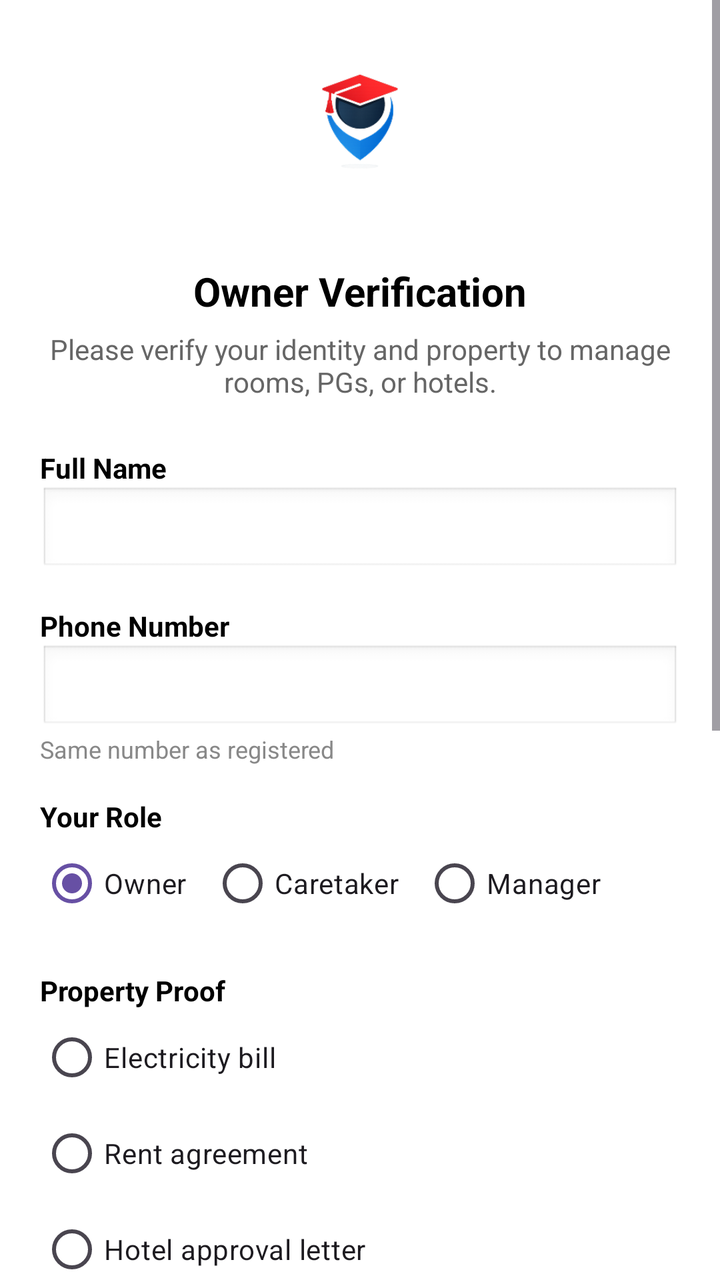
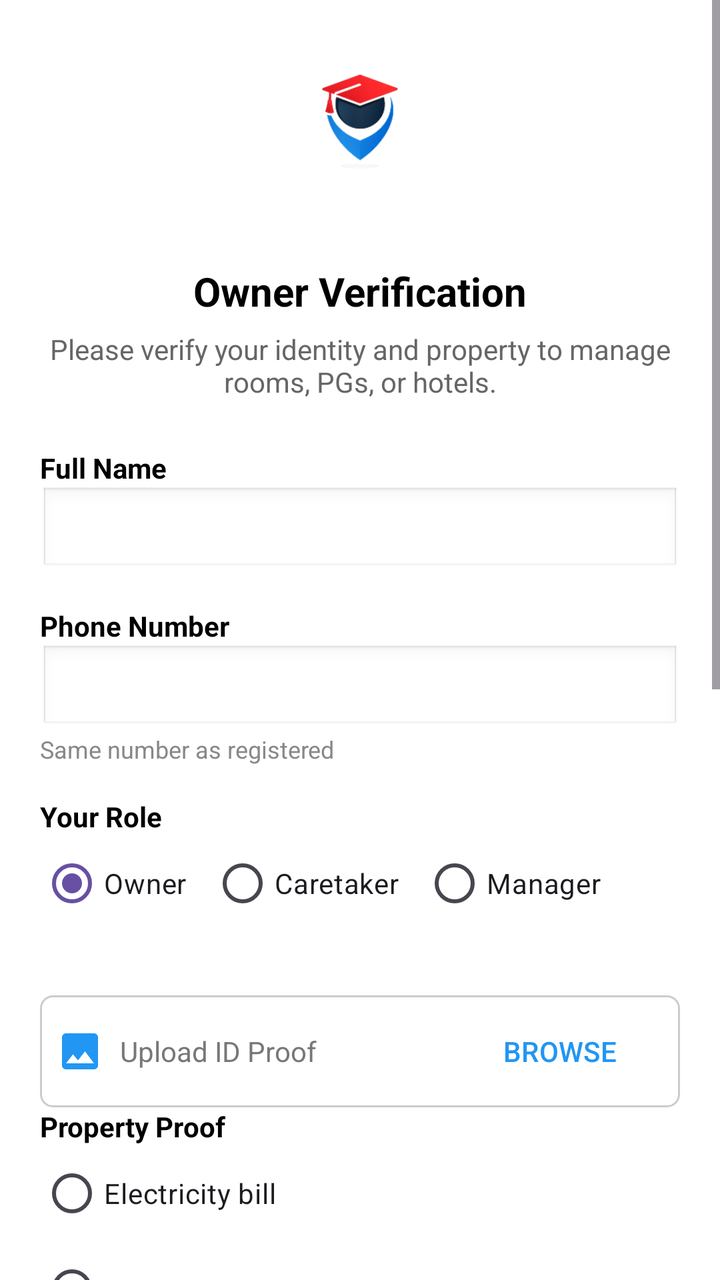

The first picture is an Android layout as it rendered before a commit; the second is the same layout after the commit. The layout source and the unified diff follow.
<!-- AndroidManifest.xml: application theme Theme.CampusSaathi -->
<!-- res/layout/activity_owner_verification.xml -->
<?xml version="1.0" encoding="utf-8"?>
<ScrollView xmlns:android="http://schemas.android.com/apk/res/android"
    android:layout_width="match_parent"
    android:layout_height="match_parent"
    android:background="#FFFFFF">

    <LinearLayout
        android:layout_width="match_parent"
        android:layout_height="wrap_content"
        android:orientation="vertical"
        android:padding="20dp">

        
        <ImageView
            android:layout_width="100dp"
            android:layout_height="100dp"
            android:layout_gravity="center"
            android:src="@drawable/campus_logo" />

        
        <TextView
            android:layout_width="wrap_content"
            android:layout_height="wrap_content"
            android:text="@string/owner_verification"
            android:textSize="20sp"
            android:textStyle="bold"
            android:textColor="#000000"
            android:layout_gravity="center"
            android:layout_marginTop="12dp" />

        
        <TextView
            android:layout_width="match_parent"
            android:layout_height="wrap_content"
            android:text="@string/owner_verification_subtitle"
            android:textSize="14sp"
            android:textColor="#666666"
            android:gravity="center"
            android:layout_marginTop="6dp"
            android:layout_marginBottom="24dp" />

        
        <LinearLayout
            android:id="@+id/layoutCommonVerification"
            android:layout_width="match_parent"
            android:layout_height="wrap_content"
            android:orientation="vertical">

            <TextView
                android:layout_width="wrap_content"
                android:layout_height="wrap_content"
                android:text="@string/full_name"
                android:textStyle="bold"
                android:textColor="#000000" />

            <EditText
                android:id="@+id/etFullName"
                android:layout_width="match_parent"
                android:layout_height="44dp"
                android:background="@android:drawable/edit_text"
                android:layout_marginBottom="16dp" />

            <TextView
                android:layout_width="wrap_content"
                android:layout_height="wrap_content"
                android:text="@string/phone_number"
                android:textStyle="bold"
                android:textColor="#000000" />

            <EditText
                android:id="@+id/etPhone"
                android:layout_width="match_parent"
                android:layout_height="44dp"
                android:inputType="phone"
                android:background="@android:drawable/edit_text" />

            <TextView
                android:layout_width="wrap_content"
                android:layout_height="wrap_content"
                android:text="@string/same_number"
                android:textSize="12sp"
                android:textColor="#888888"
                android:layout_marginBottom="16dp" />

            <TextView
                android:layout_width="wrap_content"
                android:layout_height="wrap_content"
                android:text="@string/your_role"
                android:textStyle="bold"
                android:textColor="#000000" />

            <RadioGroup
                android:id="@+id/rgRole"
                android:layout_width="wrap_content"
                android:layout_height="wrap_content"
                android:orientation="horizontal"
                android:layout_marginBottom="20dp">

                <RadioButton
                    android:id="@+id/rbOwner"
                    android:layout_width="wrap_content"
                    android:layout_height="wrap_content"
                    android:text="@string/role_owner"
                    android:checked="true" />

                <RadioButton
                    android:id="@+id/rbCaretaker"
                    android:layout_width="wrap_content"
                    android:layout_height="wrap_content"
                    android:text="@string/role_caretaker"
                    android:layout_marginStart="12dp" />

                <RadioButton
                    android:id="@+id/rbManager"
                    android:layout_width="wrap_content"
                    android:layout_height="wrap_content"
                    android:text="@string/role_manager"
                    android:layout_marginStart="12dp" />
            </RadioGroup>

        </LinearLayout>

        
        <LinearLayout
            android:id="@+id/layoutRoomVerification"
            android:layout_width="match_parent"
            android:layout_height="wrap_content"
            android:orientation="vertical">

            <TextView
                android:layout_width="wrap_content"
                android:layout_height="wrap_content"
                android:text="@string/property_proof"
                android:textStyle="bold"
                android:textColor="#000000" />

            <RadioGroup
                android:layout_width="wrap_content"
                android:layout_height="wrap_content"
                android:orientation="vertical"
                android:layout_marginBottom="10dp">

                <RadioButton
                    android:layout_width="wrap_content"
                    android:layout_height="wrap_content"
                    android:text="@string/electricity_bill" />

                <RadioButton
                    android:layout_width="wrap_content"
                    android:layout_height="wrap_content"
                    android:text="@string/rent_agreement" />

                <RadioButton
                    android:layout_width="wrap_content"
                    android:layout_height="wrap_content"
                    android:text="@string/hotel_letter" />
            </RadioGroup>


        </LinearLayout>

        
        <LinearLayout
            android:id="@+id/layoutMessVerification"
            android:layout_width="match_parent"
            android:layout_height="wrap_content"
            android:orientation="vertical">

            <TextView
                android:layout_width="wrap_content"
                android:layout_height="wrap_content"
                android:text="Mess Proof"
                android:textStyle="bold"
                android:textColor="#000000" />

            <RadioGroup
                android:layout_width="wrap_content"
                android:layout_height="wrap_content"
                android:orientation="vertical">

                <RadioButton
                    android:layout_width="wrap_content"
                    android:layout_height="wrap_content"
                    android:text="FSSAI License" />

                <RadioButton
                    android:layout_width="wrap_content"
                    android:layout_height="wrap_content"
                    android:text="Shop Act License" />

                <RadioButton
                    android:layout_width="wrap_content"
                    android:layout_height="wrap_content"
                    android:text="Kitchen Rent Agreement" />
            </RadioGroup>


        </LinearLayout>

        
        <LinearLayout
            android:id="@+id/layoutTuitionVerification"
            android:layout_width="match_parent"
            android:layout_height="wrap_content"
            android:orientation="vertical">

            <TextView
                android:layout_width="wrap_content"
                android:layout_height="wrap_content"
                android:text="Qualification Proof"
                android:textStyle="bold"
                android:textColor="#000000" />

            <RadioGroup
                android:layout_width="wrap_content"
                android:layout_height="wrap_content"
                android:orientation="vertical">

                <RadioButton
                    android:layout_width="wrap_content"
                    android:layout_height="wrap_content"
                    android:text="Degree Certificate" />

                <RadioButton
                    android:layout_width="wrap_content"
                    android:layout_height="wrap_content"
                    android:text="Experience Letter" />

                <RadioButton
                    android:layout_width="wrap_content"
                    android:layout_height="wrap_content"
                    android:text="Institute Registration" />
            </RadioGroup>


        </LinearLayout>

        
        <CheckBox
            android:layout_width="wrap_content"
            android:layout_height="wrap_content"
            android:text="@string/confirm_info"
            android:textColor="#000000"
            android:layout_marginBottom="20dp" />

        <Button
            android:id="@+id/btnSubmitVerification"
            android:layout_width="match_parent"
            android:layout_height="48dp"
            android:text="@string/submit_verification"
            android:textAllCaps="false"
            android:textColor="#FFFFFF"
            android:backgroundTint="#2196F3" />

    </LinearLayout>
</ScrollView>
<!-- resources referenced by this layout -->
<resources>
  <!-- drawable campus_logo: png bitmap (drawable, 17785 bytes) -->
  <string name="confirm_info">I confirm the information provided is correct</string>
  <string name="electricity_bill">Electricity bill</string>
  <string name="full_name">Full Name</string>
  <string name="hotel_letter">Hotel approval letter</string>
  <string name="owner_verification">Owner Verification</string>
  <string name="owner_verification_subtitle">
          Please verify your identity and property to manage rooms, PGs, or hotels.
      </string>
  <string name="phone_number">Phone Number</string>
  <string name="property_proof">Property Proof</string>
  <string name="rent_agreement">Rent agreement</string>
  <string name="role_caretaker">Caretaker</string>
  <string name="role_manager">Manager</string>
  <string name="role_owner">Owner</string>
  <string name="same_number">Same number as registered</string>
  <string name="submit_verification">SUBMIT FOR VERIFICATION</string>
  <string name="your_role">Your Role</string>
  <style name="Theme.CampusSaathi" parent="Base.Theme.CampusSaathi" />
  <style name="Base.Theme.CampusSaathi" parent="Theme.Material3.DayNight.NoActionBar">
          
          
      </style>
</resources>

<!-- the commit's change to res/layout/activity_owner_verification.xml (unified diff, before → after) -->
@@ -119,6 +119,51 @@
             </RadioGroup>
 
         </LinearLayout>
+        
+        <LinearLayout
+            android:layout_width="match_parent"
+            android:layout_height="wrap_content"
+            android:orientation="horizontal"
+            android:layout_marginTop="12dp"
+            android:background="@drawable/edit_bg"
+            android:padding="8dp"
+            android:gravity="center_vertical">
+
+            
+            <ImageView
+                android:layout_width="24dp"
+                android:layout_height="24dp"
+                android:src="@drawable/ic_image"
+                android:layout_marginEnd="8dp"/>
+
+            
+            <TextView
+                android:id="@+id/txtSelectedFile"
+                android:layout_width="0dp"
+                android:layout_weight="1"
+                android:layout_height="wrap_content"
+                android:text="Upload ID Proof"
+                android:textColor="#777777"/>
+
+            
+            <Button
+                android:id="@+id/btnBrowseProof"
+                android:layout_width="wrap_content"
+                android:layout_height="40dp"
+                android:text="BROWSE"
+                android:textColor="#2196F3"
+                android:background="@android:color/transparent"/>
+        </LinearLayout>
+
+        
+        <ImageView
+            android:id="@+id/imgProofPreview"
+            android:layout_width="120dp"
+            android:layout_height="120dp"
+            android:layout_marginTop="10dp"
+            android:scaleType="centerCrop"
+            android:visibility="gone"/>
+
 
         
         <LinearLayout
@@ -242,6 +287,7 @@
             android:text="@string/confirm_info"
             android:textColor="#000000"
             android:layout_marginBottom="20dp" />
+
 
         <Button
             android:id="@+id/btnSubmitVerification"
<!-- resource entries referenced after the edit -->
@@ -1,6 +1,24 @@
 <!-- resources referenced by this layout -->
 <resources>
   <!-- drawable campus_logo: png bitmap (drawable, 17785 bytes) -->
+  <!-- drawable edit_bg (drawable) -->
+  <shape xmlns:android="http://schemas.android.com/apk/res/android">
+      <solid android:color="#FFFFFF"/>
+      <stroke android:width="1dp" android:color="#CCCCCC"/>
+      <corners android:radius="6dp"/>
+  </shape>
+  <!-- drawable ic_image (drawable) -->
+  <vector xmlns:android="http://schemas.android.com/apk/res/android"
+      android:width="24dp"
+      android:height="24dp"
+      android:viewportWidth="24"
+      android:viewportHeight="24"
+      android:tint="#2196F3">
+  
+      <path
+          android:fillColor="@android:color/white"
+          android:pathData="M21,19V5c0,-1.1 -0.9,-2 -2,-2H5C3.9,3 3,3.9 3,5v14c0,1.1 0.9,2 2,2h14c1.1,0 2,-0.9 2,-2zM8.5,13.5l2.5,3.01L14.5,12l4.5,6H5l3.5,-4.5z"/>
+  </vector>
   <string name="confirm_info">I confirm the information provided is correct</string>
   <string name="electricity_bill">Electricity bill</string>
   <string name="full_name">Full Name</string>
